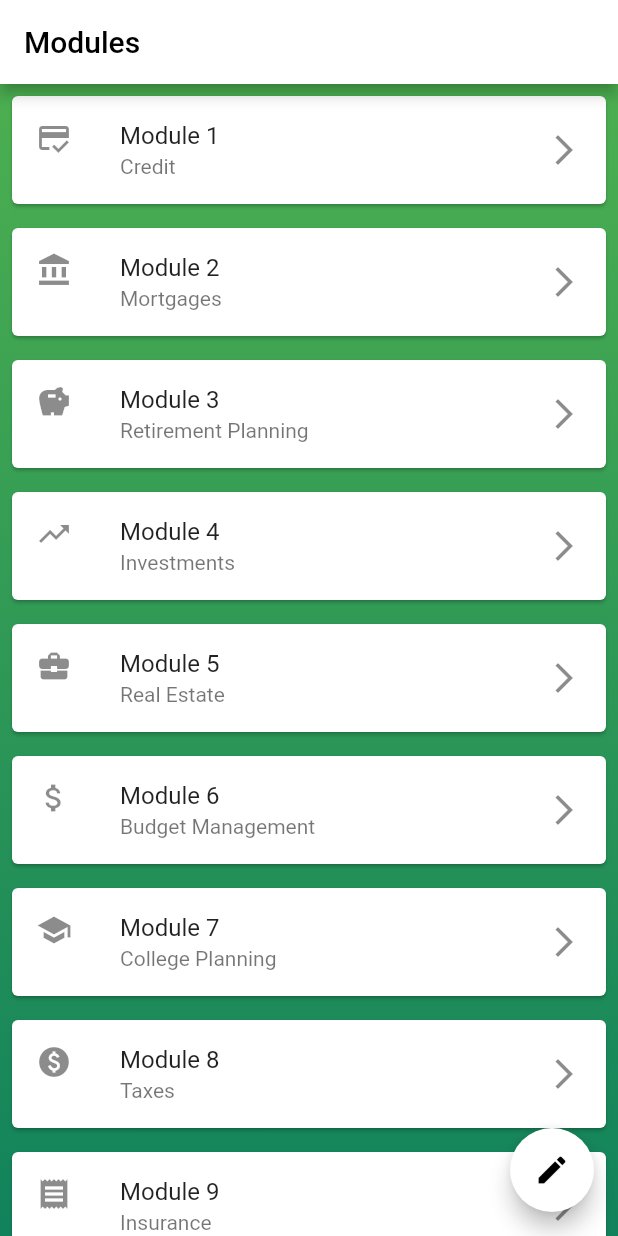
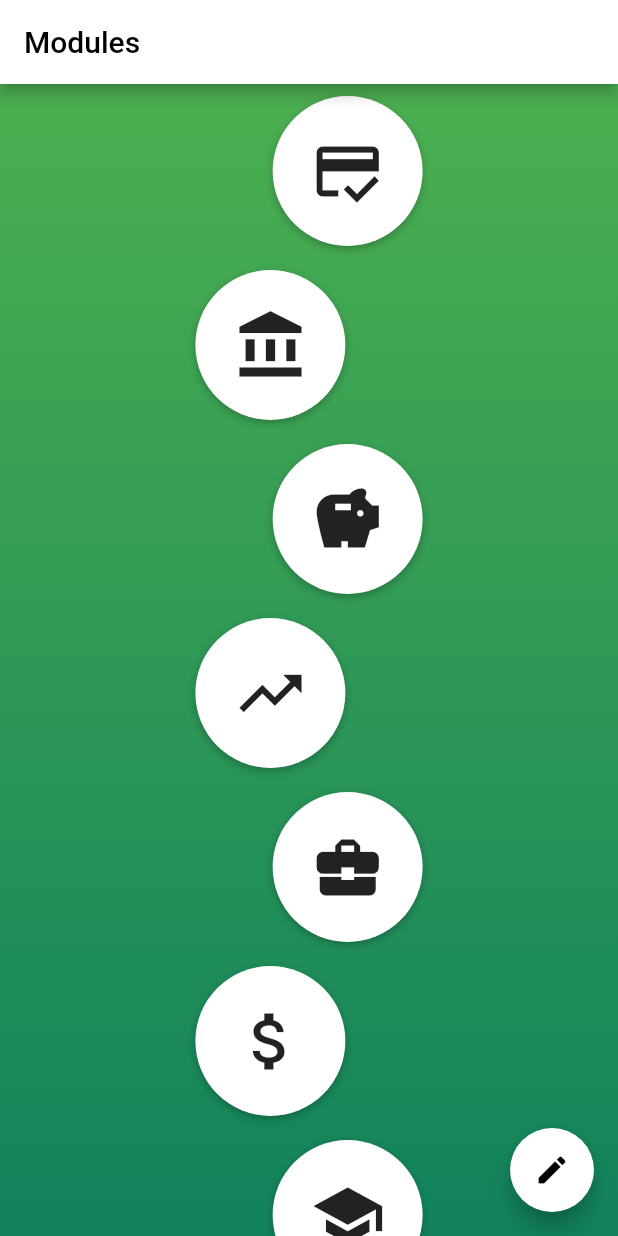
Before and after one commit to kygoben/hackutd, a Flutter app: the screen it shows after launch, on a phone screen of 412 x 824 dp. Run offline on Flutter 3.47's test engine with Material 2 defaults, Android fonts, the phone set to English and light mode, and no system bars; our stand-ins replace flutter_dotenv, shared_preferences.

Commit message:
POGGERS UI bubbles instead of boring ol boxes

```diff
--- a/finteach/lib/Presentation/app.dart
+++ b/finteach/lib/Presentation/app.dart
@@ -8,23 +8,25 @@ class ModuleList extends StatelessWidget {
 
   @override
   Widget build(BuildContext context) {
-    List<Widget> moduleTiles = chaptersList.asMap().entries.map((entry) {
-      final chapter = entry.value;
+    List<Widget> moduleTiles = List.generate(chaptersList.length, (index) {
+      final chapter = chaptersList[index];
+      bool isLeftAligned = index % 2 == 0;
 
-      return ModuleTile(
-        icon: chapter.icon,
-        title: 'Module ${entry.key + 1}',
-        subtitle: chapter.name,
-        onTap: () {
-          Navigator.push(
-            context,
-            MaterialPageRoute(
-                builder: (context) =>
-                    LessonPage(moduleNumber: entry.key.toString())),
-          );
-        },
+      double horizontalPadding = MediaQuery.of(context).size.width *
+          0.25; // Padding to determine how big boi the circle is
+      return Padding(
+        padding: EdgeInsets.only(
+          left: isLeftAligned ? horizontalPadding : horizontalPadding / 2,
+          right: !isLeftAligned ? horizontalPadding : horizontalPadding / 2,
+        ),
+        child: ModuleTile(
+          icon: chapter.icon,
+          title: 'Module ${index + 1}',
+          subtitle: chapter.name,
+          isLeftAligned: isLeftAligned,
+        ),
       );
-    }).toList();
+    });
 
     return Scaffold(
       appBar: AppBar(
@@ -62,30 +64,113 @@ class ModuleList extends StatelessWidget {
   }
 }
 
-class ModuleTile extends StatelessWidget {
+class ModuleTile extends StatefulWidget {
   final IconData icon;
   final String title;
   final String subtitle;
-  final VoidCallback onTap;
+  final bool isLeftAligned;
 
   const ModuleTile({
     Key? key,
     required this.icon,
     required this.title,
     required this.subtitle,
-    required this.onTap,
+    this.isLeftAligned = true,
   }) : super(key: key);
 
   @override
+  _ModuleTileState createState() => _ModuleTileState();
+}
+
+class _ModuleTileState extends State<ModuleTile> {
+  OverlayEntry? _overlayEntry;
+
+  @override
+  void dispose() {
+    _overlayEntry?.remove();
+    super.dispose();
+  }
+
+  void _showModuleInfo(BuildContext context) {
+    _overlayEntry = _createOverlayEntry(context);
+    Overlay.of(context)?.insert(_overlayEntry!);
+  }
+
+  OverlayEntry _createOverlayEntry(BuildContext context) {
+    RenderBox renderBox = context.findRenderObject() as RenderBox;
+    var size = renderBox.size;
+    var offset = renderBox.localToGlobal(Offset.zero);
+
+    return OverlayEntry(
+      builder: (context) => Positioned(
+        left: offset.dx,
+        top: offset.dy + size.height + 5.0,
+        width: size.width,
+        child: Material(
+          elevation: 4.0,
+          child: Container(
+            padding: EdgeInsets.all(20),
+            decoration: BoxDecoration(
+              color: Colors.white,
+              borderRadius: BorderRadius.circular(8),
+            ),
+            child: Column(
+              mainAxisSize: MainAxisSize.min,
+              children: [
+                Text(widget.title,
+                    style: TextStyle(fontWeight: FontWeight.bold)),
+                SizedBox(height: 8),
+                Text(widget.subtitle),
+                SizedBox(height: 8),
+                ElevatedButton(
+                  onPressed: () {
+                    _overlayEntry?.remove();
+                    _overlayEntry = null;
+                    // Navigate to the module
+                  },
+                  child: Text('Start'),
+                  style: ElevatedButton.styleFrom(
+                    primary: Colors
+                        .green, // Button background color, could change if we want
+                  ),
+                ),
+              ],
+            ),
+          ),
+        ),
+      ),
+    );
+  }
+
+  @override
   Widget build(BuildContext context) {
-    return Card(
-      margin: const EdgeInsets.all(8.0),
-      child: ListTile(
-        leading: Icon(icon),
-        title: Text(title),
-        subtitle: Text(subtitle),
-        trailing: Icon(Icons.arrow_forward_ios),
-        onTap: onTap,
+    return GestureDetector(
+      onTap: () {
+        if (_overlayEntry != null) {
+          // If an overlay is already visible, remove it, lol
+          _overlayEntry?.remove();
+          _overlayEntry = null;
+        } else {
+          // Show the module info
+          _showModuleInfo(context);
+        }
+      },
+      child: Container(
+        width: 100,
+        height: 100,
+        margin: const EdgeInsets.symmetric(vertical: 8.0, horizontal: 16.0),
+        decoration: BoxDecoration(
+          color: Colors.white,
+          shape: BoxShape.circle,
+          boxShadow: [
+            BoxShadow(
+              color: Colors.black26,
+              blurRadius: 4,
+              offset: Offset(0, 2),
+            ),
+          ],
+        ),
+        child: Icon(widget.icon, size: 50),
       ),
     );
   }
```
